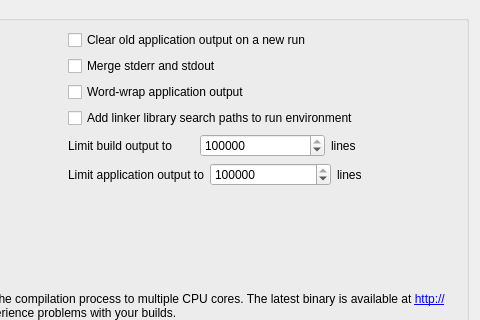
First picture: the form in src/plugins/projectexplorer/projectexplorersettingspage.ui, repository qt-creator/qt-creator, before the edit; both pictures show x 351 to 831 and y 105 to 425 of the 831 by 507 pixel window.
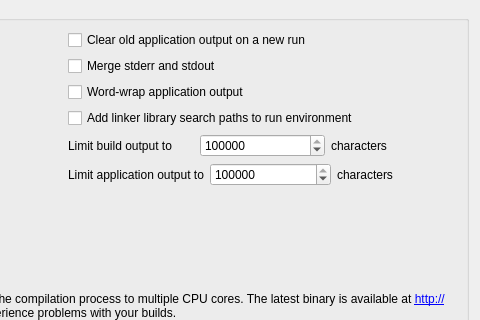
Second picture: the form after the edit. Custom widgets are drawn as their Qt base class.

Commit message:
Core: Use restrictions on character count instead of line counts
Assume lines with an average of 100 characters for the transition
and use the character limit already in two cases.

Patch:
```diff
--- a/src/plugins/projectexplorer/projectexplorersettingspage.ui
+++ b/src/plugins/projectexplorer/projectexplorersettingspage.ui
@@ -152,7 +152,7 @@
          <item>
           <widget class="QLabel" name="limitBuildOutputLabel_2">
            <property name="text">
-            <string>lines</string>
+            <string>characters</string>
            </property>
           </widget>
          </item>
@@ -207,7 +207,7 @@
          <item>
           <widget class="QLabel" name="label_2">
            <property name="text">
-            <string>lines</string>
+            <string>characters</string>
            </property>
           </widget>
          </item>
```
Left out of the diff: 16 changed lines with no effect on the pictures. The commit also changes 8 other files.
